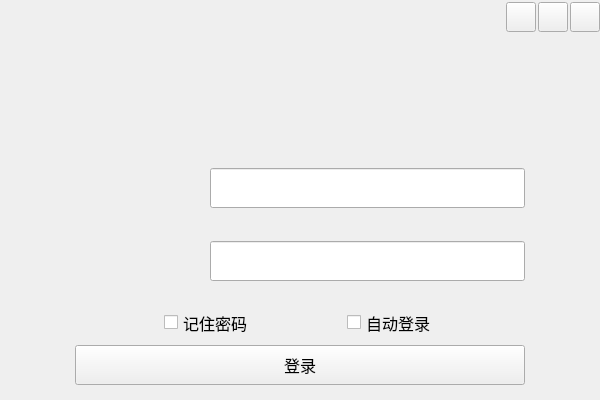
Old version of the form ChatClient/login.ui in the repository crylittlebear/QtChat.
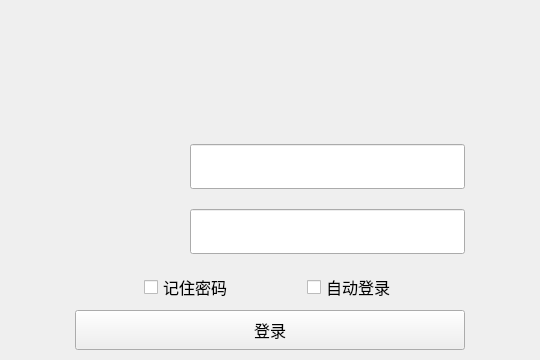
New version of the form. Icons and pictures are not drawn. Custom widgets are drawn as their Qt base class.

```diff
--- a/ChatClient/login.ui
+++ b/ChatClient/login.ui
@@ -6,14 +6,14 @@
    <rect>
     <x>0</x>
     <y>0</y>
-    <width>600</width>
-    <height>400</height>
+    <width>540</width>
+    <height>360</height>
    </rect>
   </property>
   <property name="minimumSize">
    <size>
-    <width>600</width>
-    <height>400</height>
+    <width>540</width>
+    <height>360</height>
    </size>
   </property>
   <property name="windowTitle">
@@ -36,8 +36,8 @@
     <widget class="RotateStackedWidget" name="stackedWidget">
      <property name="minimumSize">
       <size>
-       <width>600</width>
-       <height>400</height>
+       <width>540</width>
+       <height>360</height>
       </size>
      </property>
      <property name="currentIndex">
@@ -46,8 +46,8 @@
      <widget class="QWidget" name="page">
       <property name="minimumSize">
        <size>
-        <width>600</width>
-        <height>400</height>
+        <width>540</width>
+        <height>360</height>
        </size>
       </property>
       <layout class="QVBoxLayout" name="verticalLayout_5">
@@ -73,7 +73,7 @@
            <property name="minimumSize">
             <size>
              <width>0</width>
-             <height>35</height>
+             <height>40</height>
             </size>
            </property>
            <property name="maximumSize">
@@ -82,6 +82,9 @@
              <height>35</height>
             </size>
            </property>
+           <property name="styleSheet">
+            <string notr="true"/>
+           </property>
            <layout class="QHBoxLayout" name="horizontalLayout_3" stretch="0,0,1,0,0,0">
             <property name="spacing">
              <number>2</number>
@@ -102,14 +105,14 @@
              <widget class="QLabel" name="labelWinIcon">
               <property name="minimumSize">
                <size>
-                <width>25</width>
-                <height>25</height>
+                <width>30</width>
+                <height>30</height>
                </size>
               </property>
               <property name="maximumSize">
                <size>
-                <width>25</width>
-                <height>25</height>
+                <width>30</width>
+                <height>30</height>
                </size>
               </property>
               <property name="text">
@@ -144,57 +147,96 @@
              <widget class="QPushButton" name="btnMenu">
               <property name="minimumSize">
                <size>
-                <width>30</width>
-                <height>30</height>
+                <width>36</width>
+                <height>36</height>
                </size>
               </property>
               <property name="maximumSize">
                <size>
-                <width>30</width>
-                <height>30</height>
+                <width>36</width>
+                <height>36</height>
                </size>
               </property>
+              <property name="styleSheet">
+               <string notr="true">border: none;</string>
+              </property>
               <property name="text">
                <string/>
               </property>
+              <property name="icon">
+               <iconset resource="Resource.qrc">
+                <normaloff>:/resource/icon/setting.png</normaloff>:/resource/icon/setting.png</iconset>
+              </property>
+              <property name="iconSize">
+               <size>
+                <width>25</width>
+                <height>25</height>
+               </size>
+              </property>
              </widget>
             </item>
             <item>
              <widget class="QPushButton" name="btnMin">
               <property name="minimumSize">
                <size>
-                <width>30</width>
-                <height>30</height>
+                <width>36</width>
+                <height>36</height>
                </size>
               </property>
               <property name="maximumSize">
                <size>
-                <width>30</width>
-                <height>30</height>
+                <width>36</width>
+                <height>36</height>
                </size>
               </property>
+              <property name="styleSheet">
+               <string notr="true">border: none;</string>
+              </property>
               <property name="text">
                <string/>
               </property>
+              <property name="icon">
+               <iconset resource="Resource.qrc">
+                <normaloff>:/resource/icon/minus (3).png</normaloff>:/resource/icon/minus (3).png</iconset>
+              </property>
+              <property name="iconSize">
+               <size>
+                <width>22</width>
+                <height>22</height>
+               </size>
+              </property>
              </widget>
             </item>
             <item>
              <widget class="QPushButton" name="btnClose">
               <property name="minimumSize">
                <size>
-                <width>30</width>
-                <height>30</height>
+                <width>36</width>
+                <height>36</height>
                </size>
               </property>
               <property name="maximumSize">
                <size>
-                <width>30</width>
-                <height>30</height>
+                <width>36</width>
+                <height>36</height>
                </size>
               </property>
+              <property name="styleSheet">
+               <string notr="true">border: none;</string>
+              </property>
               <property name="text">
                <string/>
               </property>
+              <property name="icon">
+               <iconset resource="Resource.qrc">
+                <normaloff>:/resource/icon/close (4).png</normaloff>:/resource/icon/close (4).png</iconset>
+              </property>
+              <property name="iconSize">
+               <size>
+                <width>22</width>
+                <height>22</height>
+               </size>
+              </property>
              </widget>
             </item>
            </layout>
@@ -249,16 +291,16 @@
                <number>75</number>
               </property>
               <property name="topMargin">
-               <number>15</number>
+               <number>10</number>
               </property>
               <property name="rightMargin">
                <number>75</number>
               </property>
               <property name="bottomMargin">
-               <number>15</number>
+               <number>10</number>
               </property>
               <item>
-               <layout class="QHBoxLayout" name="horizontalLayout_2" stretch="2,5">
+               <layout class="QHBoxLayout" name="horizontalLayout_2" stretch="0,5">
                 <property name="spacing">
                  <number>15</number>
                 </property>
@@ -267,19 +309,16 @@
                 </property>
                 <item>
                  <widget class="QLabel" name="labelUserHead">
-                  <property name="enabled">
-                   <bool>false</bool>
-                  </property>
                   <property name="minimumSize">
                    <size>
-                    <width>90</width>
-                    <height>90</height>
+                    <width>100</width>
+                    <height>100</height>
                    </size>
                   </property>
                   <property name="maximumSize">
                    <size>
-                    <width>120</width>
-                    <height>120</height>
+                    <width>100</width>
+                    <height>100</height>
                    </size>
                   </property>
                   <property name="text">
@@ -310,9 +349,15 @@
                      <property name="minimumSize">
                       <size>
                        <width>0</width>
-                       <height>40</height>
+                       <height>45</height>
                       </size>
                      </property>
+                     <property name="font">
+                      <font>
+                       <family>微软雅黑</family>
+                       <pointsize>12</pointsize>
+                      </font>
+                     </property>
                      <property name="text">
                       <string/>
                      </property>
@@ -329,9 +374,15 @@
                      <property name="minimumSize">
                       <size>
                        <width>0</width>
-                       <height>40</height>
+                       <height>45</height>
                       </size>
                      </property>
+                     <property name="font">
+                      <font>
+                       <family>微软雅黑</family>
+                       <pointsize>12</pointsize>
+                      </font>
+                     </property>
                     </widget>
                    </item>
                   </layout>
@@ -359,7 +410,7 @@
                   <property name="minimumSize">
                    <size>
                     <width>0</width>
-                    <height>25</height>
+                    <height>30</height>
                    </size>
                   </property>
                   <property name="maximumSize">
@@ -397,7 +448,7 @@
                   <property name="minimumSize">
                    <size>
                     <width>0</width>
-                    <height>25</height>
+                    <height>30</height>
                    </size>
                   </property>
                   <property name="maximumSize">
```
Left out of the diff: 125 changed lines with no effect on the pictures.
